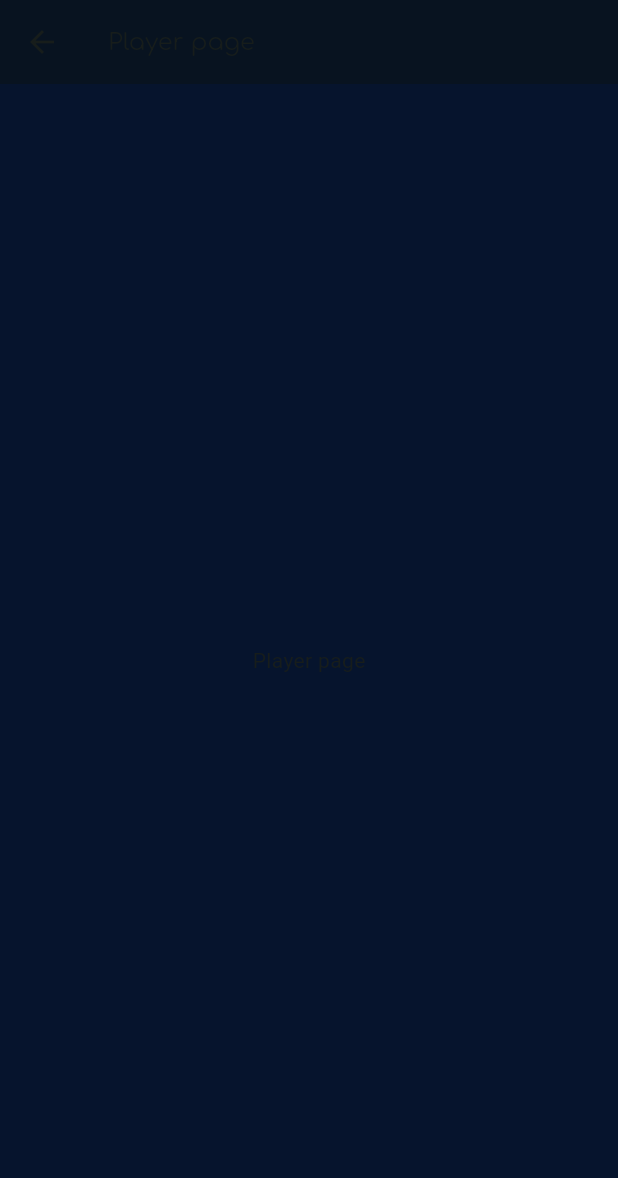
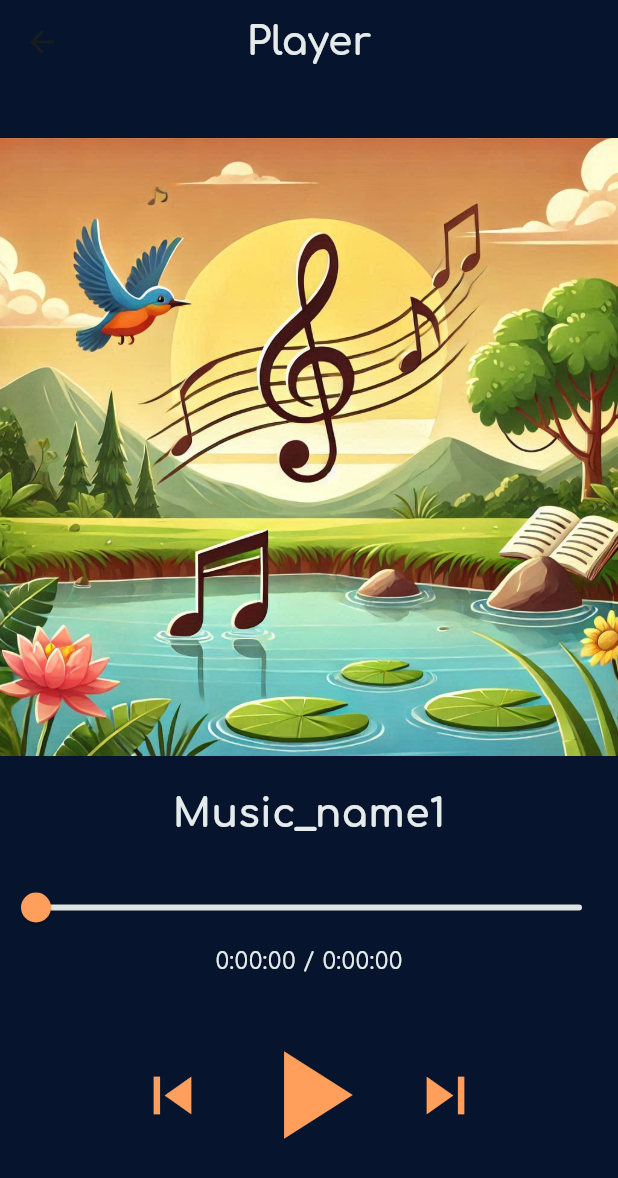
Before and after one commit to turdigicode/flutter_duo_practice, a Flutter app: the SubCategoryDetails screen opened directly with sample values from the repository, after a tap on "Music_name1", on a phone screen of 412 x 824 dp. Shown: the top 1178 px of the screen. Run offline on Flutter 3.47's test engine with Material 3 defaults, Android fonts, the phone set to English and light mode, and no system bars; our stand-ins replace just_audio; network calls fail.

Commit message:
[MA-12] Player creating

```diff
--- a/lib/constants/app_images_paths.dart
+++ b/lib/constants/app_images_paths.dart
@@ -1,5 +1,6 @@
 class AppImagesPaths{
   static const String plantPicture = 'assets/images/plant_picture.png';
+  static const String placeholder = 'assets/images/placeholder.jpg';
 
   //#region subCategoriesBackgrounds
   static const String backgroundASMR = 'assets/images/subcategories_backgrounds/asmr.png';
--- a/lib/constants/app_music_paths.dart
+++ b/lib/constants/app_music_paths.dart
@@ -5,4 +5,13 @@ class AppMusicPaths {
   static const String relaxing = 'assets/music/relaxing-meditation-231762.mp3';
   static const String serenityWavesZen = 'assets/music/serenity-waves-zen-meditation-247329.mp3';
   static const String zenSpiritualYogaMassage = 'assets/music/zen-spiritual-yoga-massage-meditation-spa-relax-ambient-music-18403.mp3';
+
+  static List<String> get allPaths => [
+    calmSoul,
+    blue,
+    meditMusic,
+    relaxing,
+    serenityWavesZen,
+    zenSpiritualYogaMassage,
+  ];
 }
--- a/lib/main.dart
+++ b/lib/main.dart
@@ -40,20 +40,27 @@
 
 class _MainPageState extends State<MainPage> {
   int _selectedIndex = 0;
+  bool isPlayerPageOpened = false;
 
   final List<Widget> _screens = [
     const Home(),
     const Player(),
-    const Profile()
+    const Profile(),
   ];
 
   void _onItemTapped(int index) {
-    setState(() {
-      _selectedIndex = index;
-      if(_selectedIndex == 1){
-        Navigator.pushNamed(context, AppRoutes.player);
-      }
-    });
+    if (index == 1 && !isPlayerPageOpened) {
+      isPlayerPageOpened = true;
+      Navigator.pushNamed(context, AppRoutes.player).then((_) {
+        setState(() {
+          isPlayerPageOpened = false;
+        });
+      });
+    } else if (index != 1) {
+      setState(() {
+        _selectedIndex = index;
+      });
+    }
   }
 
   @override
--- a/lib/screens/player/player.dart
+++ b/lib/screens/player/player.dart
@@ -1,31 +1,180 @@
 import 'package:flutter/material.dart';
 import 'package:flutter_duo_practice/constants/app_colors.dart';
+import 'package:flutter_duo_practice/constants/app_images_paths.dart';
+import 'package:flutter_duo_practice/constants/app_music_paths.dart';
+import 'package:flutter_duo_practice/screens/sub_category_details/mocks/PlaylistSong.mocks.dart';
+import 'package:just_audio/just_audio.dart';
+import '../../constants/app_routes.dart';
+import '../../constants/app_text_styles.dart';
 
-import '../../constants/app_routes.dart';
+class Player extends StatefulWidget {
+  const Player({super.key});
 
-class Player extends StatelessWidget {
-  const Player({super.key});
+  @override
+  State<Player> createState() => _PlayerState();
+}
+
+class _PlayerState extends State<Player> {
+  late AudioPlayer _audioPlayer;
+  String _song = AppMusicPaths.allPaths.first;
+  int _songIndex = 0;
+  String _songName = "Null";
+  var _songImage = AppImagesPaths.placeholder;
+  late var _mock;
+
+  @override
+  void initState() {
+    super.initState();
+    _audioPlayer = AudioPlayer();
+    _updateSong();
+    _init();
+  }
+
+  Future<void> _init() async {
+    try {
+      await _audioPlayer.setAsset(_song);
+    } catch (e) {
+      print("Error: loading audio source unable: $e");
+    }
+  }
+
+  void _updateSong() {
+    setState(() {
+      _song = AppMusicPaths.allPaths[_songIndex];
+      _mock = playlistSongs.elementAt(_songIndex);
+      _songName = _mock.name;
+      _songImage = _mock.pathToImage;
+    });
+    _init();
+  }
+
+  void nextSong() {
+    if (_songIndex < AppMusicPaths.allPaths.length - 1) {
+      _songIndex++;
+      _updateSong();
+    } else {
+      print("No more songs.");
+    }
+  }
+
+  void previousSong() {
+    if (_songIndex > 0) {
+      _songIndex--;
+      _updateSong();
+    } else {
+      print("Already at the first song.");
+    }
+  }
+
+  @override
+  void dispose() {
+    _audioPlayer.dispose();
+    super.dispose();
+  }
 
   @override
   Widget build(BuildContext context) {
     return Scaffold(
       appBar: AppBar(
-        title: const Text("Player page"),
-        leading:
-          IconButton(
-            onPressed: (){
+        title: Text(
+          "Player",
+          style: AppTextStyles.title,
+        ),
+        backgroundColor: AppColors.secondaryBackground,
+        centerTitle: true,
+        leading: IconButton(
+          onPressed: () {
             Navigator.pushNamedAndRemoveUntil(context, AppRoutes.main, (route) => false);
           },
-            icon: const Icon(Icons.arrow_back)),
+          icon: const Icon(Icons.arrow_back),
+        ),
       ),
       backgroundColor: AppColors.secondaryBackground,
-      body: const Center(
+      body: Center(
         child: Column(
           mainAxisAlignment: MainAxisAlignment.center,
           children: [
-              Text("Player page"),
+            Image.asset(
+              _songImage,
+            ),
+            const SizedBox(height: 20),
+            Text(
+              _songName,
+              style: AppTextStyles.title,
+            ),
+            const SizedBox(height: 20),
+            StreamBuilder<Duration>(
+              stream: _audioPlayer.positionStream,
+              builder: (context, snapshot) {
+                final position = snapshot.data ?? Duration.zero;
+                final duration = _audioPlayer.duration ?? Duration.zero;
+
+                return Column(
+                  children: [
+                    Slider(
+                      value: position.inSeconds.toDouble(),
+                      max: duration.inSeconds.toDouble(),
+                      onChanged: (value) {
+                        _audioPlayer.seek(Duration(seconds: value.toInt()));
+                      },
+                      activeColor: AppColors.accent,
+                    ),
+                    Text(
+                      "${position.toString().split('.').first} / ${duration.toString().split('.').first}",
+                      style: AppTextStyles.body,
+                    ),
                   ],
+                );
+              },
+            ),
+            const SizedBox(height: 20),
+            StreamBuilder<PlayerState>(
+              stream: _audioPlayer.playerStateStream,
+              builder: (context, snapshot) {
+                final playerState = snapshot.data;
+                final processingState = playerState?.processingState;
+                final playing = playerState?.playing;
+
+                return Row(
+                  mainAxisAlignment: MainAxisAlignment.center,
+                  children: [
+                    IconButton(
+                      icon: const Icon(Icons.skip_previous, size: 50),
+                      onPressed: previousSong,
+                      color: AppColors.accent,
+                    ),
+                    if (processingState == ProcessingState.loading ||
+                        processingState == ProcessingState.buffering)
+                      const CircularProgressIndicator()
+                    else if (playing != true)
+                      IconButton(
+                        icon: const Icon(Icons.play_arrow, size: 100),
+                        onPressed: _audioPlayer.play,
+                        color: AppColors.accent,
                       )
+                    else if (processingState != ProcessingState.completed)
+                        IconButton(
+                          icon: const Icon(Icons.pause, size: 100),
+                          onPressed: _audioPlayer.pause,
+                          color: AppColors.accent,
+                        )
+                      else
+                        IconButton(
+                          icon: const Icon(Icons.replay, size: 50),
+                          onPressed: () => _audioPlayer.seek(Duration.zero),
+                          color: AppColors.accent,
+                        ),
+                    IconButton(
+                      icon: const Icon(Icons.skip_next, size: 50),
+                      onPressed: nextSong,
+                      color: AppColors.accent,
+                    ),
+                  ],
+                );
+              },
+            ),
+          ],
+        ),
       ),
     );
   }
--- a/lib/screens/sub_category_details/models/PlaylistSong.dart
+++ b/lib/screens/sub_category_details/models/PlaylistSong.dart
@@ -4,7 +4,8 @@ class PlaylistSong {
   bool isLiked;
   final String pathToMusic;
   final String relatedSubCategory;
+  final String pathToImage;
 
   PlaylistSong({required this.name, required this.duration, required this.isLiked,
-    required this.pathToMusic, required this.relatedSubCategory});
+    required this.pathToMusic, required this.relatedSubCategory, required this.pathToImage});
 }
--- a/pubspec.yaml
+++ b/pubspec.yaml
@@ -32,10 +32,8 @@ dependencies:
     sdk: flutter
 
   flutter_bloc: ^8.1.6
-
-  # The following adds the Cupertino Icons font to your application.
-  # Use with the CupertinoIcons class for iOS style icons.
   cupertino_icons: ^1.0.8
+  just_audio: ^0.9.20
 
 dev_dependencies:
   flutter_test:
```
Also changed, not shown: assets/images/placeholder.jpg (added), lib/screens/sub_category_details/mocks/PlaylistSong.mocks.dart, pubspec.lock, 1 other file. Lines whose indentation alone changed are shown as unchanged.
